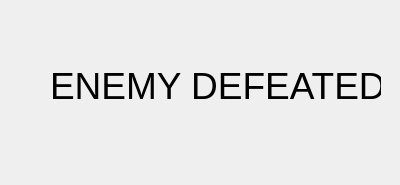
seigex/CIS17B_48597_ClassProject, file Combat_Screen/win_screen.ui: the form before one commit.
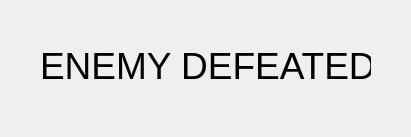
The form after the commit.

```diff
--- a/Combat_Screen/win_screen.ui
+++ b/Combat_Screen/win_screen.ui
@@ -2,13 +2,11 @@
 <ui version="4.0">
  <class>Win_Screen</class>
  <widget class="QDialog" name="Win_Screen">
-  <property name="geometry">
-   <rect>
-    <x>0</x>
-    <y>0</y>
-    <width>400</width>
-    <height>185</height>
-   </rect>
+  <property name="minimumSize">
+   <size>
+    <width>390</width>
+    <height>137</height>
+   </size>
   </property>
   <property name="windowTitle">
    <string>Dialog</string>
@@ -16,8 +14,8 @@
   <widget class="QLabel" name="label">
    <property name="geometry">
     <rect>
-     <x>50</x>
-     <y>30</y>
+     <x>40</x>
+     <y>10</y>
      <width>331</width>
      <height>111</height>
     </rect>
```
